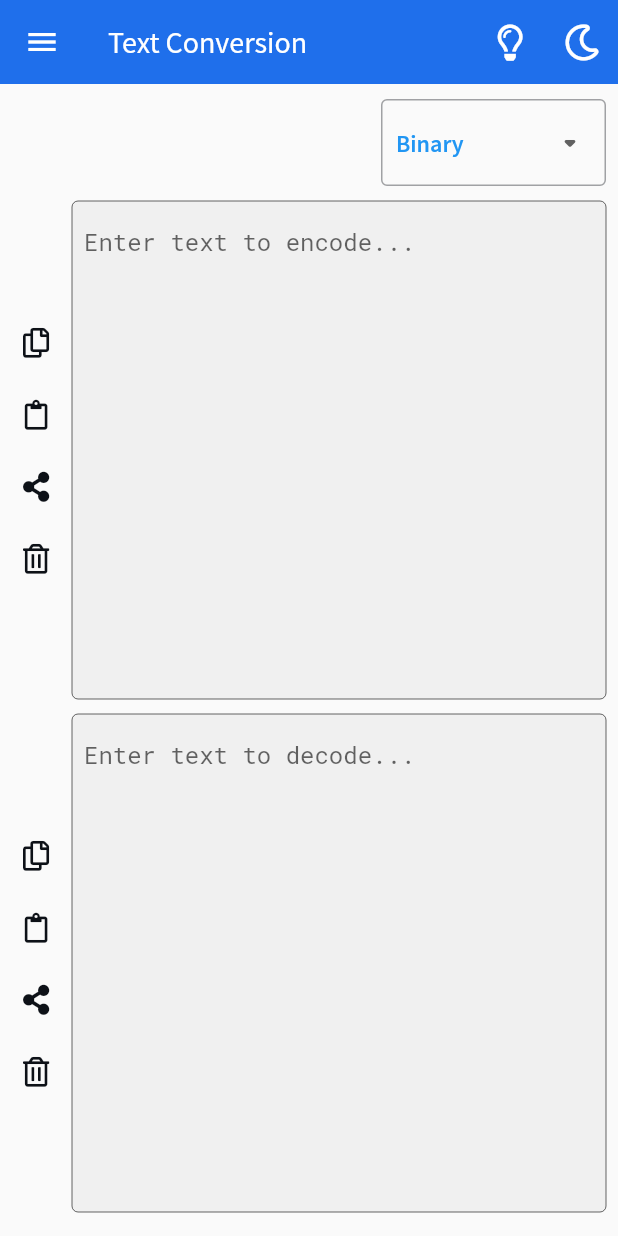
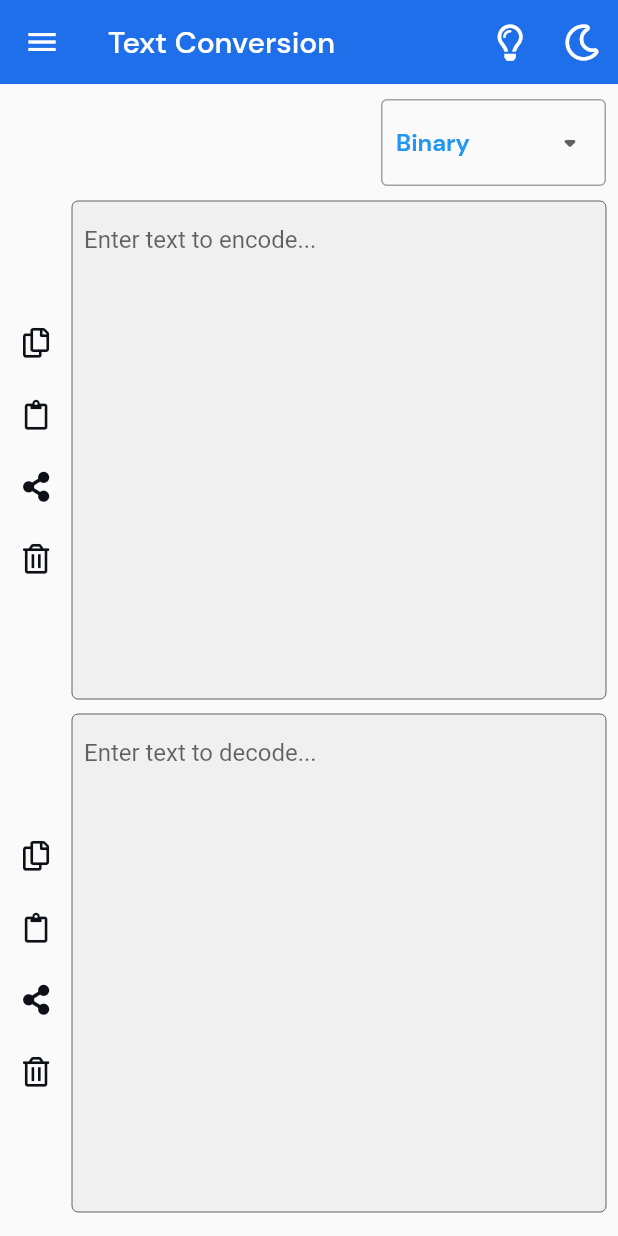
Before and after one commit to cmedamine/Ascii-Converter, a Flutter app: the screen it shows after launch, in the side drawer, after a tap on "Text conversion", on a phone screen of 412 x 824 dp. Run offline on Flutter 3.47's test engine with Material 2 defaults, Android fonts, the phone set to English and light mode, and no system bars; our stand-ins replace bloc, equatable, flutter_bloc, font_awesome_flutter, share and 1 more; missing offline and left inert: clipboard, dart:ffi, remove_emoji.

Commit message:
refactored some code

```diff
--- a/lib/core/theme/app_theme.dart
+++ b/lib/core/theme/app_theme.dart
@@ -81,7 +81,6 @@
         ),
       )
       .apply(
-        fontFamily: 'SourceSansPro',
         displayColor: dcodeGray,
         bodyColor: dcodeGray,
       );
@@ -165,9 +164,6 @@
           fontSize: 14,
           letterSpacing: defaultLetterSpacing,
         ),
-      )
-      .apply(
-        fontFamily: 'SourceSansPro',
       );
 }
 
--- a/lib/features/dcode/pages/text_conversion_page.dart
+++ b/lib/features/dcode/pages/text_conversion_page.dart
@@ -15,7 +15,6 @@
 class TextConversionPage extends StatefulWidget {
   static const textConvertionRoute = '/text_conversion_page';
 
-
   const TextConversionPage({Key key}) : super(key: key);
   @override
   _TextConversionPageState createState() => _TextConversionPageState();
@@ -29,7 +28,10 @@
 
     return Scaffold(
       appBar: AppBar(
-        title: Text('Text Conversion'),
+        title: Text(
+          'Text Conversion',
+          style: TextStyle(fontFamily: 'DMSans'),
+        ),
         actions: [
           IconButton(
             icon: FaIcon(FontAwesomeIcons.lightbulb),
--- a/lib/features/dcode/pages/text_hash_page.dart
+++ b/lib/features/dcode/pages/text_hash_page.dart
@@ -41,7 +41,10 @@
 
     return Scaffold(
       appBar: AppBar(
-        title: Text('Text Hashing'),
+        title: Text(
+          'Text Hashing',
+          style: TextStyle(fontFamily: 'DMSans'),
+        ),
         actions: [
           IconButton(
             icon: FaIcon(FontAwesomeIcons.lightbulb),
--- a/lib/features/dcode/widgets/dcode_drawer.dart
+++ b/lib/features/dcode/widgets/dcode_drawer.dart
@@ -105,6 +105,7 @@
                     style: TextStyle(
                       fontSize: 18.0,
                       // fontWeight: FontWeight.bold,
+                      fontFamily: 'DMSans',
                       color: Colors.white,
                     ),
                   ),
@@ -157,7 +158,9 @@
             ),
             title: Text(
               'Text conversion',
-              style: Theme.of(context).textTheme.subtitle1,
+              style: Theme.of(context).textTheme.subtitle1.copyWith(
+                    fontFamily: 'DMSans',
+                  ),
             ),
             onTap: () {
               Navigator.of(context).pushReplacementNamed(
@@ -175,7 +178,9 @@
             ),
             title: Text(
               'Hash',
-              style: Theme.of(context).textTheme.subtitle1,
+              style: Theme.of(context).textTheme.subtitle1.copyWith(
+                    fontFamily: 'DMSans',
+                  ),
             ),
             onTap: () {
               Navigator.of(context).pushReplacementNamed(
@@ -193,7 +198,9 @@
             ),
             title: Text(
               'Share this app',
-              style: Theme.of(context).textTheme.subtitle1,
+              style: Theme.of(context).textTheme.subtitle1.copyWith(
+                    fontFamily: 'DMSans',
+                  ),
             ),
             onTap: () async {
               await Share.share(myAppLink);
@@ -204,21 +211,16 @@
               FontAwesomeIcons.star,
             ),
             title: Text(
-              'Share this app',
-              style: Theme.of(context).textTheme.subtitle1,
+              'Rate this app',
+              style: Theme.of(context).textTheme.subtitle1.copyWith(
+                    fontFamily: 'DMSans',
+                  ),
             ),
             onTap: () async {
               if (await canLaunch(myAppLink))
                 await launch(myAppLink);
               else
-                // can't launch url, there is some error
-
-              ScaffoldMessenger.of(context).hideCurrentSnackBar();
-              ScaffoldMessenger.of(context).showSnackBar(
-                SnackBar(
-                  content: Text('Could not open the url!, please try again.'),
-                ),
-              );
+                throw "Could not launch $myAppLink";
             },
           ),
           ListTile(
@@ -227,7 +229,9 @@
             ),
             title: Text(
               'Help & About',
-              style: Theme.of(context).textTheme.subtitle1,
+              style: Theme.of(context).textTheme.subtitle1.copyWith(
+                    fontFamily: 'DMSans',
+                  ),
             ),
             onTap: () {
               Navigator.of(context).pushNamed(AboutPage.route);
--- a/lib/features/dcode/widgets/decode_text_field_widget.dart
+++ b/lib/features/dcode/widgets/decode_text_field_widget.dart
@@ -96,9 +96,6 @@
               }
               return Expanded(
                 child: TextField(
-                  style: TextStyle(
-                    fontFamily: 'RobotoMono',
-                  ),
                   expands: true,
                   maxLines: null,
                   minLines: null,
--- a/lib/features/dcode/widgets/dropdown_text_conversion_widget.dart
+++ b/lib/features/dcode/widgets/dropdown_text_conversion_widget.dart
@@ -1,15 +1,9 @@
 import 'package:flutter/rendering.dart';
-import 'package:theme_provider/theme_provider.dart';
-
 import '../util/config.dart';
 import 'package:flutter/material.dart';
 
-class DropDownTextConversionWidget extends StatefulWidget {
-  @override
-  _DropDownTextConversionWidgetState createState() => _DropDownTextConversionWidgetState();
-}
+class DropDownTextConversionWidget extends StatelessWidget {
 
-class _DropDownTextConversionWidgetState extends State<DropDownTextConversionWidget> {
   @override
   Widget build(BuildContext context) {
     return Row(
@@ -37,6 +31,7 @@
                       config.displayConfig,
                       style: TextStyle(
                         color: Colors.blue,
+                        fontFamily: 'DMSans',
                         fontWeight: FontWeight.w600,
                       ),
                     ),
@@ -61,11 +56,9 @@
                 case TextConvertionMenuItems.ReversedLetters:
                   sheetInfoText = reverseLettersInfo;
                   break;
-
                 case TextConvertionMenuItems.ReversedWords:
                   sheetInfoText = reverseWordsInfo;
                   break;
-
                 case TextConvertionMenuItems.CapitalizeSentense:
                   sheetInfoText = capitalizeSentenceInfo;
                   break;
--- a/lib/features/dcode/widgets/dropdown_text_hash_widget.dart
+++ b/lib/features/dcode/widgets/dropdown_text_hash_widget.dart
@@ -1,9 +1,8 @@
 import 'package:flutter/material.dart';
-import 'package:theme_provider/theme_provider.dart';
-
 import '../util/config.dart';
 
 class DropDownTextHashWidget extends StatelessWidget {
+
   @override
   Widget build(BuildContext context) {
     return Row(
@@ -31,6 +30,7 @@
                       config.displayConfig,
                       style: TextStyle(
                         color: Colors.blue,
+                        fontFamily: 'DMSans',
                         fontWeight: FontWeight.w600,
                       ),
                     ),
--- a/lib/features/dcode/widgets/encode_text_field_widget.dart
+++ b/lib/features/dcode/widgets/encode_text_field_widget.dart
@@ -96,9 +96,6 @@
               }
               return Expanded(
                 child: TextField(
-                  style: TextStyle(
-                  fontFamily: 'RobotoMono'
-                ),
                   expands: true,
                   maxLines: null,
                   minLines: null,
--- a/lib/main.dart
+++ b/lib/main.dart
@@ -33,7 +33,7 @@
               SchedulerBinding.instance.window.platformBrightness ??
                   Brightness.light;
           if (platformBrightness == Brightness.dark) {
-            controller.setTheme('lark');
+            controller.setTheme('dark');
           } else {
             controller.setTheme('light');
           }
```
Also changed, not shown: lib/features/dcode/pages/about_page.dart (+19 -6 lines), lib/features/dcode/widgets/dcode_bottom_sheet.dart (+8 -7 lines), pubspec.yaml (+11 -9 lines), assets/fonts/DMSans-Bold.ttf (added), assets/fonts/DMSans-Medium.ttf (added), assets/fonts/DMSans-Regular.ttf (added), assets/fonts/RobotoMono-Regular.ttf (deleted), assets/fonts/SourceSansPro-Regular.ttf (deleted), assets/fonts/SourceSansPro-SemiBold.ttf (deleted).
